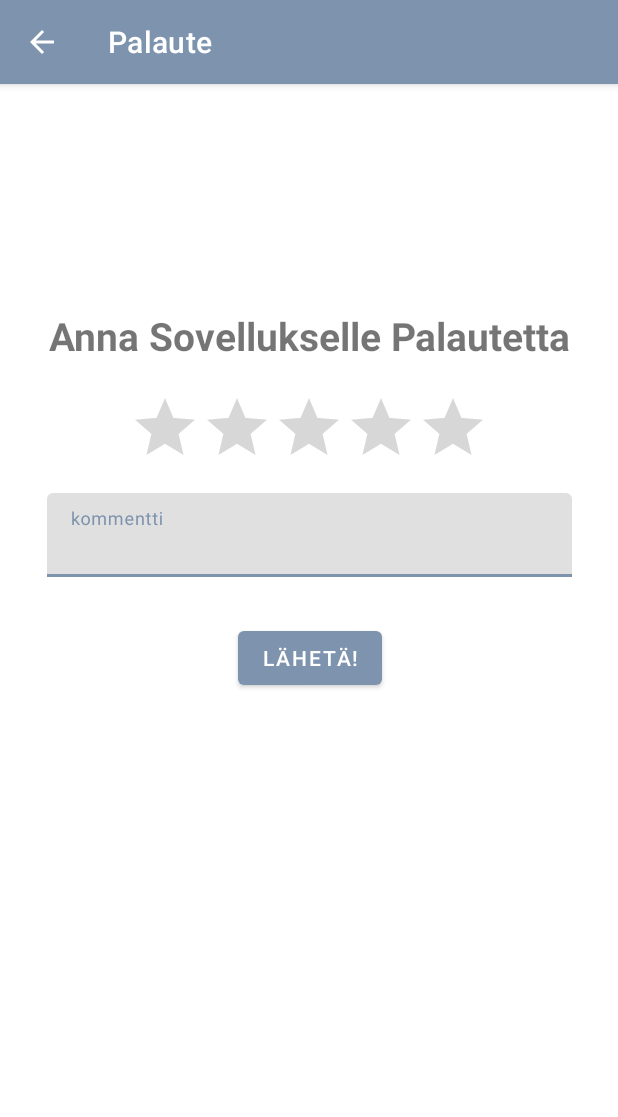
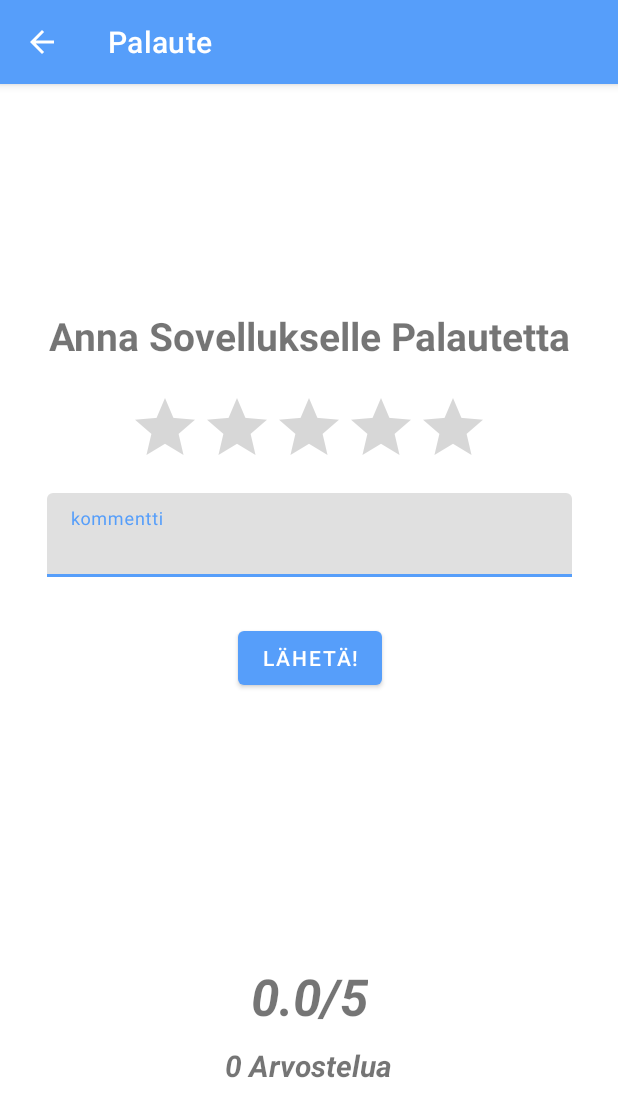
Before and after one commit to Mobiilikehitysprojekti-Group15/PillDozer, an Android app: the FeedBackScreen screen opened directly, with no data from a screen before it, on a phone screen of 412 x 824 dp. Shown: the top 1117 px of the screen. Run offline under Robolectric (Android 15) with nearby library versions, the phone set to English and light mode, and no system bars.

Commit message:
Feedback screen now functional
Given feedback is now used for calculating the average rating and then displayed, showing both the average value and the amount of reviews.

```diff
--- a/app/src/main/java/com/example/pilldozer/FeedBackScreen.kt
+++ b/app/src/main/java/com/example/pilldozer/FeedBackScreen.kt
@@ -9,6 +9,10 @@ import android.widget.EditText
 import android.widget.RatingBar
 import android.widget.TextView
 import com.google.android.material.textfield.TextInputEditText
+import com.example.pilldozer.MainActivity.Companion.overAllRating
+import com.example.pilldozer.MainActivity.Companion.timesRated
+import java.math.BigDecimal
+import java.math.RoundingMode
 
 const val FEEDBACK_COMMENT =  "comment"
 const val FEEDBACK_STARS = "star_rating"
@@ -23,6 +27,7 @@ class FeedBackScreen : AppCompatActivity() {
         super.onCreate(savedInstanceState)
         setContentView(R.layout.activity_feed_back)
         onClickFeedBack()
+        showAverageRating()
 
         val actionbar = supportActionBar
         actionbar!!.title = "Palaute"
@@ -59,6 +64,17 @@ class FeedBackScreen : AppCompatActivity() {
 
     }
 
+    private fun showAverageRating() {
+        val averageRating: TextView = findViewById(R.id.tv_ratingAverage)
+        val amountRating: TextView = findViewById(R.id.tv_amountOfRatings)
+
+        // muuttaa arvostelujen keskiarvon yhden desimaalin tarkkuuteen
+        val decimal = BigDecimal(overAllRating.toDouble()).setScale(1, RoundingMode.HALF_EVEN)
+
+        averageRating.text = (decimal.toString() + "/5")
+        amountRating.text = (timesRated.toString() + " Arvostelua")
+    }
+
     override fun onSupportNavigateUp(): Boolean {
         onBackPressed()
         return true
--- a/app/src/main/res/layout/activity_feed_back.xml
+++ b/app/src/main/res/layout/activity_feed_back.xml
@@ -55,4 +55,28 @@
         app:layout_constraintEnd_toEndOf="@+id/textInputLayout"
         app:layout_constraintStart_toStartOf="@+id/textInputLayout"
         app:layout_constraintTop_toBottomOf="@+id/textInputLayout" />
+
+    <TextView
+        android:id="@+id/tv_amountOfRatings"
+        android:layout_width="wrap_content"
+        android:layout_height="wrap_content"
+        android:layout_marginBottom="100dp"
+        android:text="TextView"
+        android:textSize="20sp"
+        android:textStyle="bold|italic"
+        app:layout_constraintBottom_toBottomOf="parent"
+        app:layout_constraintEnd_toEndOf="parent"
+        app:layout_constraintStart_toStartOf="parent" />
+
+    <TextView
+        android:id="@+id/tv_ratingAverage"
+        android:layout_width="wrap_content"
+        android:layout_height="wrap_content"
+        android:layout_marginBottom="10dp"
+        android:text="TextView"
+        android:textSize="34sp"
+        android:textStyle="bold|italic"
+        app:layout_constraintBottom_toTopOf="@+id/tv_amountOfRatings"
+        app:layout_constraintEnd_toEndOf="@+id/tv_amountOfRatings"
+        app:layout_constraintStart_toStartOf="@+id/tv_amountOfRatings" />
 </androidx.constraintlayout.widget.ConstraintLayout>
--- a/app/src/main/res/values/themes.xml
+++ b/app/src/main/res/values/themes.xml
@@ -2,7 +2,7 @@
     <!-- Base application theme. -->
     <style name="Theme.PillDozer" parent="Theme.MaterialComponents.DayNight.DarkActionBar">
         <!-- Primary brand color. -->
-        <item name="colorPrimary">#7E93AE</item>
+        <item name="colorPrimary">#569EFA</item>
         <item name="colorPrimaryVariant">@color/purple_700</item>
         <item name="colorOnPrimary">@color/white</item>
         <!-- Secondary brand color. -->
```
Also changed, not shown: app/src/main/java/com/example/pilldozer/MainActivity.kt (+46 -7 lines).
